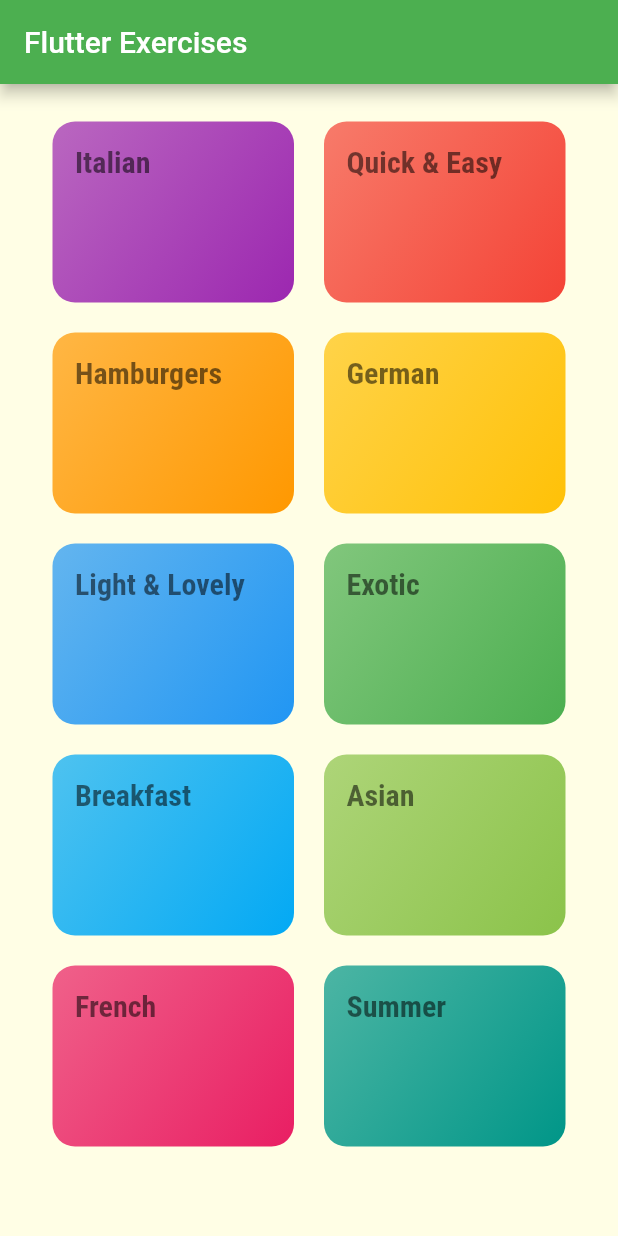
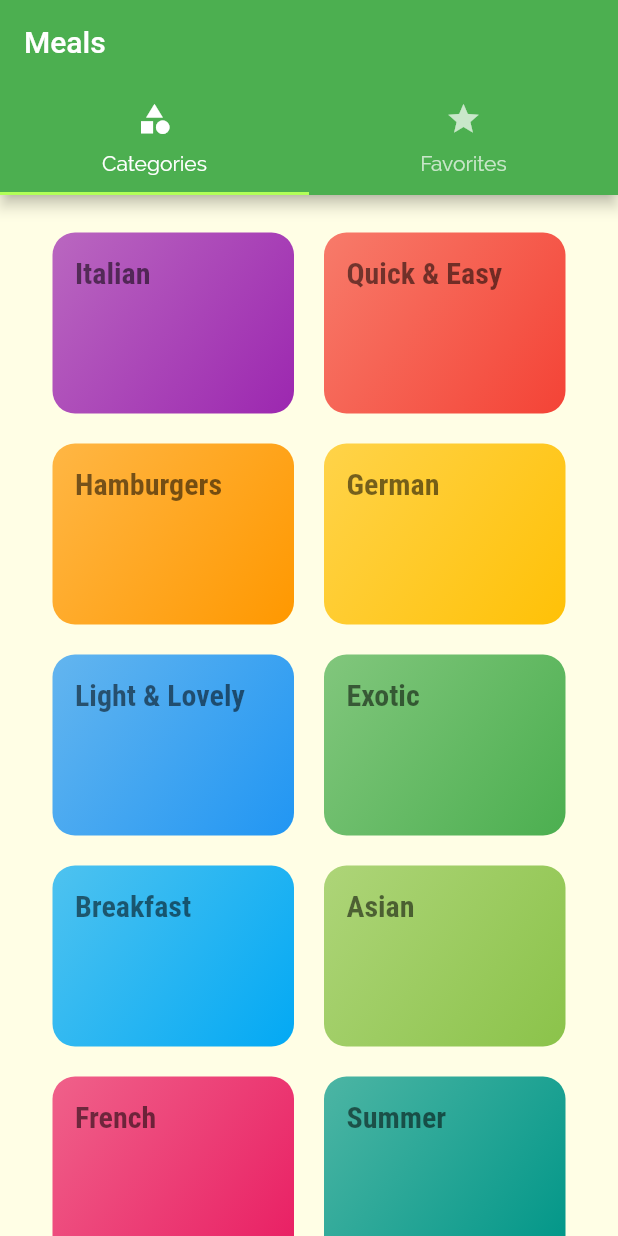
Before and after one commit to mihastele/flutter_exercises, a Flutter app: the screen it shows after launch, on a phone screen of 412 x 824 dp. Run offline on Flutter 3.47's test engine with Material 2 defaults, Android fonts, the phone set to English and light mode, and no system bars.

```diff
--- a/lib/main.dart
+++ b/lib/main.dart
@@ -2,6 +2,7 @@ import 'package:flutter/material.dart';
 import 'package:flutter_exercises/screens/categories_screen.dart';
 import 'package:flutter_exercises/screens/category_meals_screen.dart';
 import 'package:flutter_exercises/screens/meal_detail_screen.dart';
+import 'package:flutter_exercises/screens/tabs_screen.dart';
 
 void main() {
   runApp(const MyApp());
@@ -36,12 +37,13 @@ class MyApp extends StatelessWidget {
                 fontSize: 20,
                 fontFamily: 'RobotoCondensed',
                 fontWeight: FontWeight.bold,
-            )),
+              ),
+            ),
       ),
       // home: const CategoriesScreen(), // provided in root route
       initialRoute: '/', // default is '/'
       routes: {
-        '/': (ctx) => const CategoriesScreen(),
+        '/': (ctx) => const TabsScreen(),
         CategoryMeals.routeName: (ctx) => CategoryMeals(),
         MealDetailScreen.routeName: (ctx) => MealDetailScreen(),
       },
@@ -54,7 +56,7 @@ class MyApp extends StatelessWidget {
         //  return MaterialPageRoute(builder: (ctx) => MealDetailScreen());
         //}
 
-        return MaterialPageRoute(builder: (ctx) => CategoriesScreen());
+        return MaterialPageRoute(builder: (ctx) => TabsScreen());
       },
       //onUnknownRoute: (settings) {
       // final fallback 404
--- a/lib/screens/categories_screen.dart
+++ b/lib/screens/categories_screen.dart
@@ -8,11 +8,7 @@ class CategoriesScreen extends StatelessWidget {
 
   @override
   Widget build(BuildContext context) {
-    return Scaffold(
-      appBar: AppBar(
-        title: const Text('Flutter Exercises'),
-      ),
-      body: GridView(
+    return GridView(
       padding: const EdgeInsets.all(25),
       children: DUMMY_CATEGORIES
           .map((catData) =>
@@ -23,7 +19,6 @@ class CategoriesScreen extends StatelessWidget {
         childAspectRatio: 3 / 2,
         mainAxisSpacing: 20,
       ),
-      ),
     );
   }
 }
--- /dev/null
+++ b/lib/screens/favorites_screen.dart
@@ -0,0 +1,10 @@
+import 'package:flutter/material.dart';
+
+class FavoritesScreen extends StatelessWidget {
+  const FavoritesScreen({super.key});
+
+  @override
+  Widget build(BuildContext context) {
+    return const Placeholder();
+  }
+}
--- /dev/null
+++ b/lib/screens/tabs_screen.dart
@@ -0,0 +1,41 @@
+import 'package:flutter/material.dart';
+import 'package:flutter_exercises/screens/categories_screen.dart';
+import 'package:flutter_exercises/screens/favorites_screen.dart';
+
+class TabsScreen extends StatefulWidget {
+  const TabsScreen({super.key});
+
+  @override
+  State<TabsScreen> createState() => _TabsScreenState();
+}
+
+class _TabsScreenState extends State<TabsScreen> {
+  @override
+  Widget build(BuildContext context) {
+    return DefaultTabController(
+      length: 2,
+      initialIndex: 0,
+      child: Scaffold(
+        appBar: AppBar(
+          title: const Text('Meals'),
+          bottom: TabBar(tabs: [
+            Tab(
+                icon: Icon(
+                  Icons.category,
+                ),
+                text: 'Categories'),
+            Tab(
+                icon: Icon(
+                  Icons.star,
+                ),
+                text: 'Favorites'),
+          ]),
+        ),
+        body: TabBarView(children: <Widget>[
+          CategoriesScreen(),
+          FavoritesScreen(),
+        ]),
+      ),
+    );
+  }
+}
```
Lines whose indentation alone changed are shown as unchanged.
